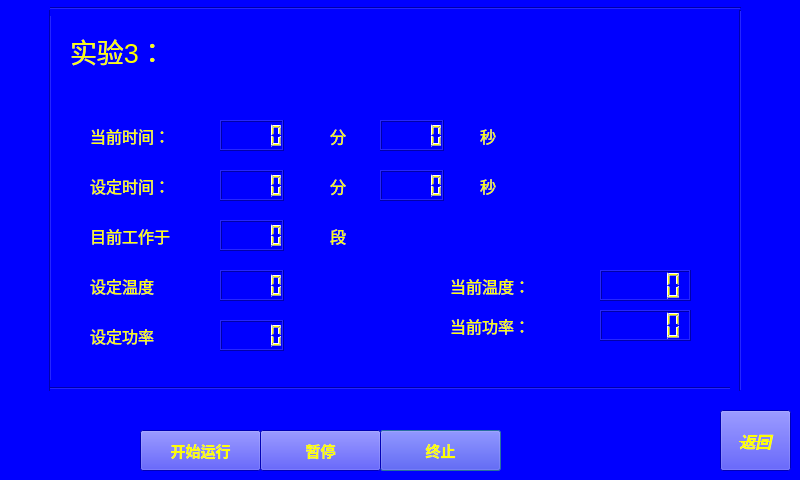
This is running_3.ui in wanghao-xznu/untitled2 as Qt 5 draws it before an edit. The edited form follows.
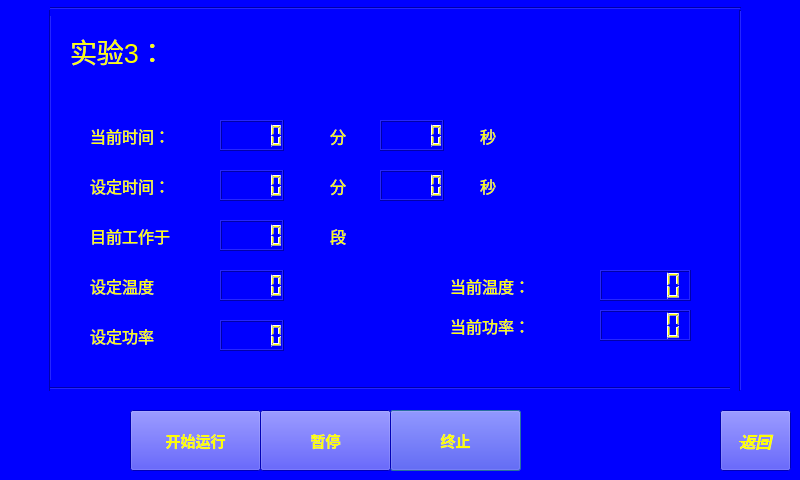
This is the edited form.

Commit message: in running_page make  start stop pause big than before

```diff
--- a/running_3.ui
+++ b/running_3.ui
@@ -53,10 +53,10 @@
   <widget class="QPushButton" name="pushButton_3">
    <property name="geometry">
     <rect>
-     <x>380</x>
-     <y>430</y>
-     <width>121</width>
-     <height>41</height>
+     <x>390</x>
+     <y>410</y>
+     <width>131</width>
+     <height>61</height>
     </rect>
    </property>
    <property name="font">
@@ -214,10 +214,10 @@
   <widget class="QPushButton" name="pushButton">
    <property name="geometry">
     <rect>
-     <x>140</x>
-     <y>430</y>
-     <width>121</width>
-     <height>41</height>
+     <x>130</x>
+     <y>410</y>
+     <width>131</width>
+     <height>61</height>
     </rect>
    </property>
    <property name="font">
@@ -408,9 +408,9 @@
    <property name="geometry">
     <rect>
      <x>260</x>
-     <y>430</y>
-     <width>121</width>
-     <height>41</height>
+     <y>410</y>
+     <width>131</width>
+     <height>61</height>
     </rect>
    </property>
    <property name="font">
```
The commit also changes 4 other files.
